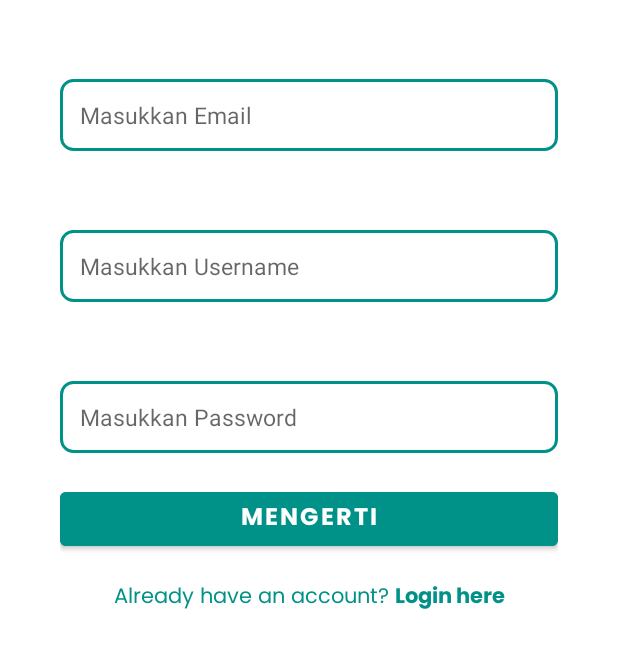
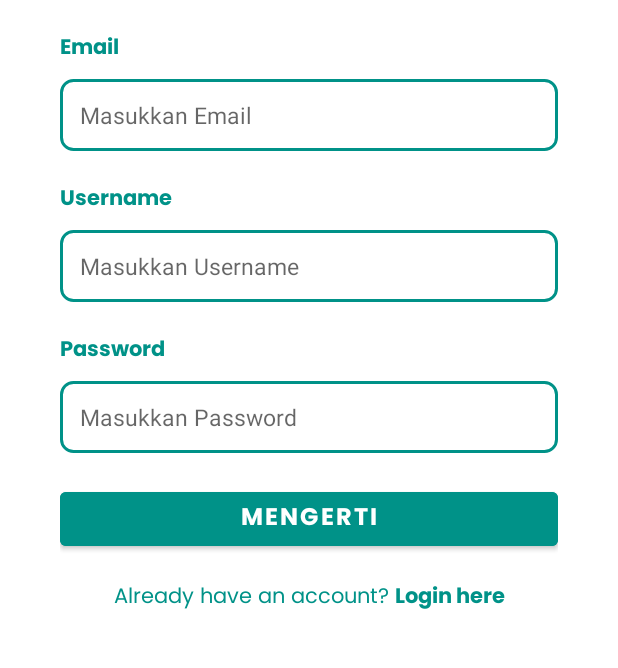
Before and after one commit to NutriLens-Bangkit-2024/NutriLens_App, an Android app: the RegisterActivity screen opened directly, with no data from a screen before it, on a phone screen of 412 x 824 dp, the part 424-1092 px from its top. Run offline under Robolectric (Android 15) with nearby library versions, the phone set to English and light mode, and no system bars; our stand-ins replace CircleImageView; network calls fail.

Commit message:
Added minor changes

```diff
--- a/app/src/main/java/com/capstone/nutrilens/ui/news/NewsActivity.kt
+++ b/app/src/main/java/com/capstone/nutrilens/ui/news/NewsActivity.kt
@@ -20,6 +20,7 @@
 
     override fun onCreate(savedInstanceState: Bundle?) {
         super.onCreate(savedInstanceState)
+        supportActionBar?.hide()
         enableEdgeToEdge()
         binding = ActivityNewsBinding.inflate(layoutInflater)
         setContentView(binding.root)
--- a/app/src/main/res/layout/activity_register.xml
+++ b/app/src/main/res/layout/activity_register.xml
@@ -40,15 +40,13 @@
         android:id="@+id/emailTextView"
         android:layout_width="wrap_content"
         android:layout_height="wrap_content"
-        android:alpha="0"
         android:layout_marginTop="20dp"
         android:text="@string/email"
         android:fontFamily="@font/poppins_bold"
         android:textColor="@color/primary"
         app:layout_constraintStart_toStartOf="parent"
         app:layout_constraintBottom_toTopOf="@id/register_email_field"
-        app:layout_constraintTop_toBottomOf="@id/register_app_name"
-        tools:alpha="100" />
+        app:layout_constraintTop_toBottomOf="@id/register_app_name" />
 
     <com.capstone.nutrilens.ui.customview.EmailEt
         android:id="@+id/register_email_field"
@@ -67,15 +65,13 @@
         android:id="@+id/usernameTextView"
         android:layout_width="wrap_content"
         android:layout_height="wrap_content"
-        android:alpha="0"
         android:layout_marginTop="20dp"
         android:text="@string/name"
         android:fontFamily="@font/poppins_bold"
         android:textColor="@color/primary"
         app:layout_constraintStart_toStartOf="parent"
         app:layout_constraintBottom_toTopOf="@id/register_name_field"
-        app:layout_constraintTop_toBottomOf="@id/register_email_field"
-        tools:alpha="100" />
+        app:layout_constraintTop_toBottomOf="@id/register_email_field" />
 
     <com.capstone.nutrilens.ui.customview.UsernameEt
         android:id="@+id/register_name_field"
@@ -93,15 +89,13 @@
         android:id="@+id/passwordTextView"
         android:layout_width="wrap_content"
         android:layout_height="wrap_content"
-        android:alpha="0"
         android:layout_marginTop="20dp"
         android:text="@string/password"
         android:fontFamily="@font/poppins_bold"
         android:textColor="@color/primary"
         app:layout_constraintStart_toStartOf="parent"
         app:layout_constraintBottom_toTopOf="@id/register_password_field"
-        app:layout_constraintTop_toBottomOf="@id/register_name_field"
-        tools:alpha="100" />
+        app:layout_constraintTop_toBottomOf="@id/register_name_field" />
 
     <com.capstone.nutrilens.ui.customview.PasswordEt
         android:id="@+id/register_password_field"
--- a/app/src/main/res/layout/fragment_home.xml
+++ b/app/src/main/res/layout/fragment_home.xml
@@ -9,7 +9,8 @@
 
     <androidx.constraintlayout.widget.ConstraintLayout
         android:layout_width="match_parent"
-        android:layout_height="match_parent">
+        android:layout_height="wrap_content"
+        android:paddingBottom="110dp">
 
         <androidx.cardview.widget.CardView
             android:id="@+id/cardTitle_Profile"
```
Also changed, not shown: app/src/main/java/com/capstone/nutrilens/ui/home/HomeFragment.kt (+5 -9 lines), app/src/main/res/layout/activity_login.xml (+2 -6 lines).
